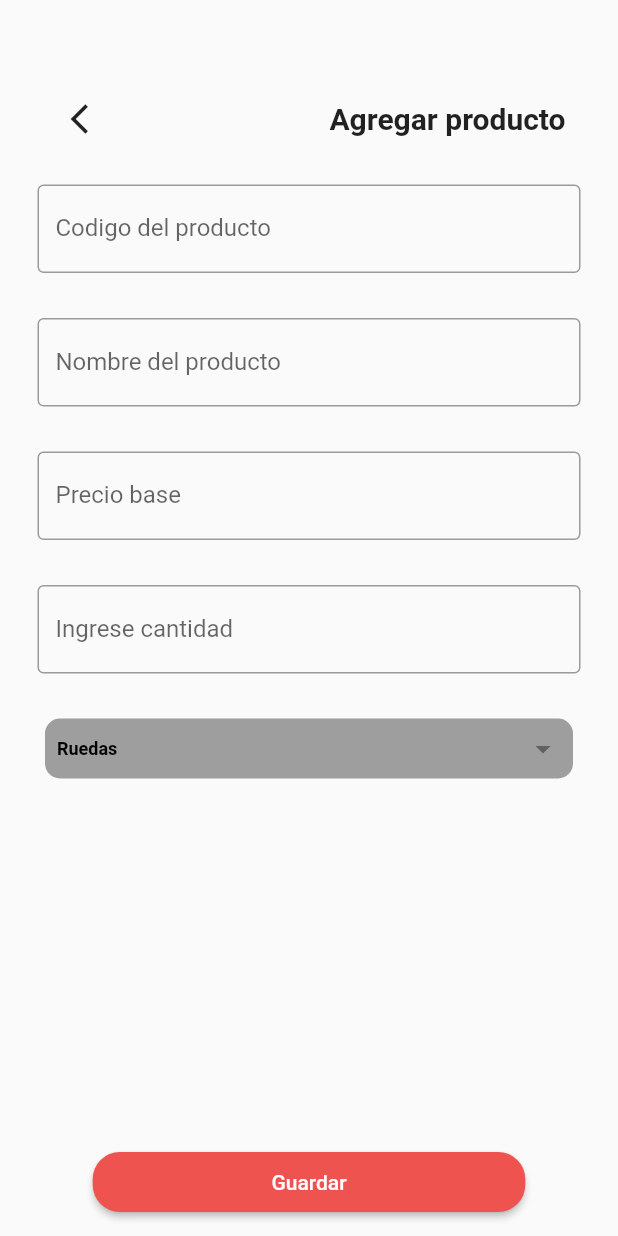
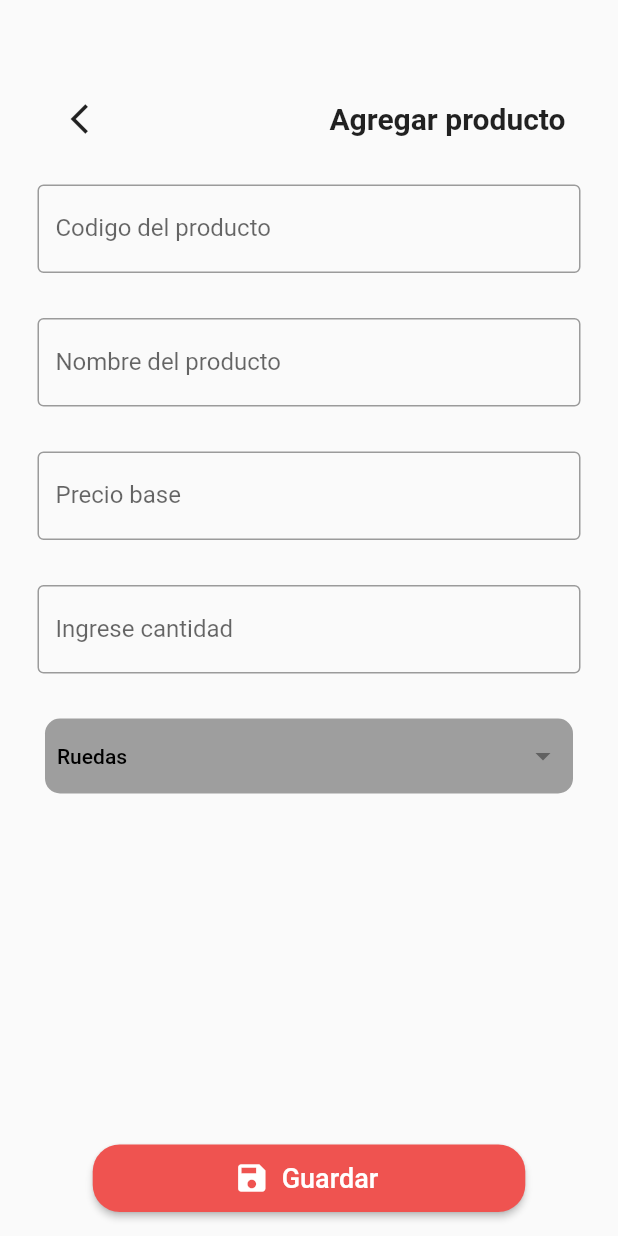
Before and after one commit to anything-devs/bike-soft-mobile-app, a Flutter app: the PantallaAgregarProducto screen opened by its route, on a phone screen of 412 x 824 dp. Run offline on Flutter 3.47's test engine with Material 2 defaults, Android fonts, the phone set to English and light mode, and no system bars; our stand-ins replace flutter_local_notifications; missing offline and left inert: dart:ffi; network calls fail.

Commit message:
Se agrega el icono al boton y se agregan validaciones al formulario

```diff
--- a/lib/screens/pantalla_agregar_producto.dart
+++ b/lib/screens/pantalla_agregar_producto.dart
@@ -10,6 +10,7 @@ class PantallaAgregarProducto extends StatefulWidget {
 
 class _PantallaAgregarProductoState extends State<PantallaAgregarProducto> {
   //final _controladorTexto = TextEditingController();
+  final _llaveFormulario = GlobalKey<FormState>();
   final List<String> _categorias = <String>["Ruedas", "Cadenas", "Timones"];
   String _categoriaSeleccionada = "Ruedas";
   @override
@@ -20,14 +21,16 @@ class _PantallaAgregarProductoState extends State<PantallaAgregarProducto> {
           return true;
         },
         child: Scaffold(
+          resizeToAvoidBottomInset: false,
           body: Padding(
               padding: const EdgeInsets.fromLTRB(20.0, 50.0, 20.0, 20.0),
+              child: Form(
                 child: Column(
                   crossAxisAlignment: CrossAxisAlignment.stretch,
                   children: <Widget>[
                     Padding(
-                padding:
-                    const EdgeInsets.symmetric(vertical: 5.0, horizontal: 15.0),
+                      padding: const EdgeInsets.symmetric(
+                          vertical: 5.0, horizontal: 15.0),
                       child: Row(
                         mainAxisAlignment: MainAxisAlignment.spaceBetween,
                         children: [
@@ -38,54 +41,65 @@ class _PantallaAgregarProductoState extends State<PantallaAgregarProducto> {
                               icon: const Icon(Icons.arrow_back_ios)),
                           const Text(
                             "Agregar producto",
-                      style:
-                          TextStyle(fontWeight: FontWeight.w600, fontSize: 20),
+                            style: TextStyle(
+                                fontWeight: FontWeight.w600, fontSize: 20),
                           ),
                         ],
                       ),
                     ),
+                    //Codigo del producto
                     Padding(
-                  padding: EdgeInsets.symmetric(horizontal: 5.0, vertical: 15),
+                      padding: const EdgeInsets.symmetric(
+                          horizontal: 5.0, vertical: 15),
                       child: TextFormField(
                         decoration: const InputDecoration(
                             border: OutlineInputBorder(),
                             labelText: 'Codigo del producto'),
-                  )),
+                        validator: validarCodigoProducto,
+                      ),
+                    ),
+                    //Nombre producto
                     Padding(
-                padding:
-                    const EdgeInsets.symmetric(horizontal: 5.0, vertical: 15),
+                      padding: const EdgeInsets.symmetric(
+                          horizontal: 5.0, vertical: 15),
                       child: TextFormField(
                         decoration: const InputDecoration(
                             border: OutlineInputBorder(),
                             labelText: 'Nombre del producto'),
+                        validator: validarNombreProducto,
                       ),
                     ),
+                    //Precio base
                     Padding(
-                padding:
-                    const EdgeInsets.symmetric(horizontal: 5.0, vertical: 15),
+                      padding: const EdgeInsets.symmetric(
+                          horizontal: 5.0, vertical: 15),
                       child: TextFormField(
                         decoration: const InputDecoration(
-                      border: OutlineInputBorder(), labelText: "Precio base"),
+                            border: OutlineInputBorder(),
+                            labelText: "Precio base"),
                         keyboardType: TextInputType.number,
+                        validator: validarPrecioBase,
                       ),
                     ),
+                    // Cantidad del producto
                     Padding(
-                  padding:
-                      const EdgeInsets.symmetric(horizontal: 5.0, vertical: 15),
+                        padding: const EdgeInsets.symmetric(
+                            horizontal: 5.0, vertical: 15),
                         child: TextFormField(
                           decoration: const InputDecoration(
                               border: OutlineInputBorder(),
                               labelText: "Ingrese cantidad"),
                           keyboardType: TextInputType.number,
+                          validator: validarCantidad,
                         )),
                     Padding(
                         padding: const EdgeInsets.symmetric(
                             horizontal: 10.0, vertical: 15.0),
                         child: Container(
                           width: 180,
-                    height: 40,
-                    padding:
-                        const EdgeInsets.symmetric(vertical: 4, horizontal: 8),
+                          height: 50,
+                          padding: const EdgeInsets.symmetric(
+                              vertical: 4, horizontal: 8),
                           decoration: BoxDecoration(
                               color: Colors.grey,
                               borderRadius: BorderRadius.circular(10)),
@@ -96,31 +110,34 @@ class _PantallaAgregarProductoState extends State<PantallaAgregarProducto> {
                     ),
                   ],
                 ),
-        ),
+              )),
           floatingActionButton: Align(
             alignment: Alignment.bottomCenter,
             child: Padding(
               padding: const EdgeInsets.all(16.0),
               child: SizedBox(
                 width: MediaQuery.of(context).size.width * 0.7,
-                height: 40.0,
-                child: ElevatedButton(
+                height: 45.0,
+                child: ElevatedButton.icon(
                   onPressed: () {},
+                  icon: const Icon(
+                    Icons.save,
+                    color: Colors.white,
+                  ),
+                  label: const Text("Guardar",
+                      style: TextStyle(color: Colors.white, fontSize: 18.0)),
                   style: ElevatedButton.styleFrom(
                       shape: RoundedRectangleBorder(
                           borderRadius: BorderRadius.circular(18.0)),
                       backgroundColor: Colors.red.shade400,
                       surfaceTintColor: Colors.red.shade300),
-                  child: const Text(
-                    "Guardar",
-                    style: TextStyle(color: Colors.white),
                 ),
               ),
-              )),
             ),
-        floatingActionButtonLocation: FloatingActionButtonLocation.centerDocked,
           ),
-    );
+          floatingActionButtonLocation:
+              FloatingActionButtonLocation.centerDocked,
+        ));
   }
 
   DropdownButtonHideUnderline categoriasDropDown() {
@@ -139,12 +156,51 @@ class _PantallaAgregarProductoState extends State<PantallaAgregarProducto> {
       hint: const Text('Selecciona categoria'),
       style: const TextStyle(
         color: Colors.black,
-        fontSize: 12,
-        fontWeight: FontWeight.w600,
+        fontSize: 14,
+        fontWeight: FontWeight.w500,
       ),
       elevation: 8,
       alignment: Alignment.center,
       isExpanded: true,
     ));
   }
+
+  // Validadores
+  String? validarCodigoProducto(String? value) {
+    if (value == null || value.isEmpty) {
+      return 'Ingrese el codigo del producto';
+    } else if (value.length < 5) {
+      return 'El codigo del producto debe tener al menos 5 caracteres';
     }
+    return null;
+  }
+
+  String? validarNombreProducto(String? value) {
+    if (value == null || value.isEmpty) {
+      return 'Ingrese el Nombre del producto';
+    }
+    return null;
+  }
+
+  String? validarPrecioBase(String? value) {
+    if (value == null || value.isEmpty) {
+      return 'Ingrese el precio base del producto';
+    }
+    final double? precio = double.tryParse(value);
+    if (precio == null || precio <= 0) {
+      return 'Ingrese un precio valido';
+    }
+    return null;
+  }
+
+  String? validarCantidad(String? value) {
+    if (value == null || value.isEmpty) {
+      return 'Ingrese la cantidad del producto';
+    }
+    final double? precio = double.tryParse(value);
+    if (precio == null || precio <= 0) {
+      return 'Ingrese un cantidad valida';
+    }
+    return null;
+  }
+}
```
Lines whose indentation alone changed are shown as unchanged.
